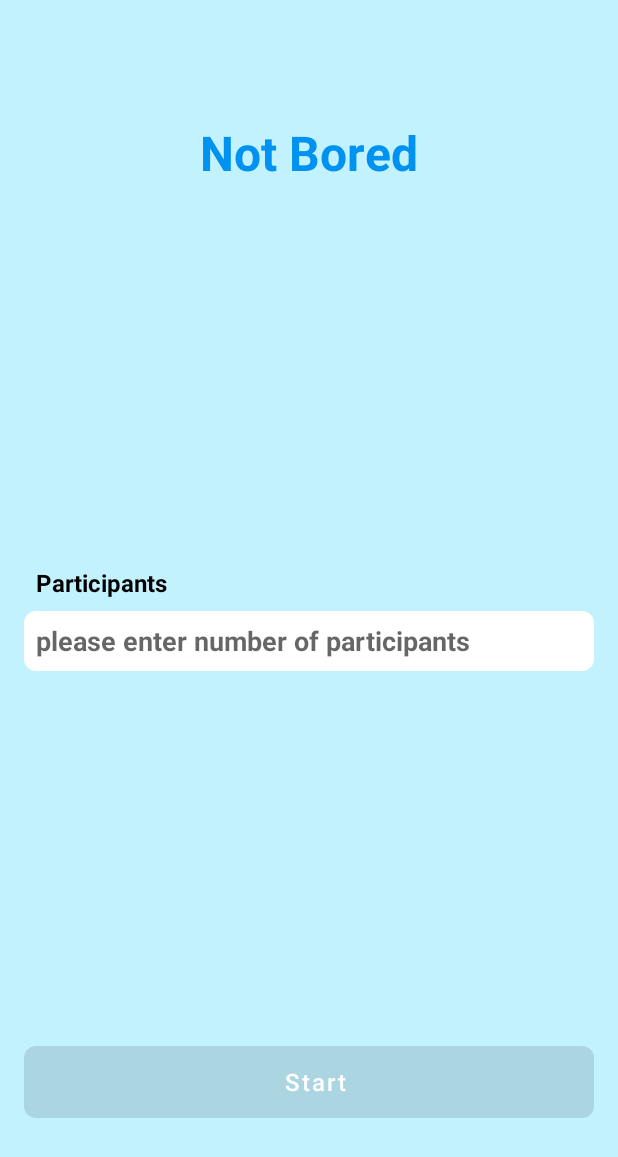
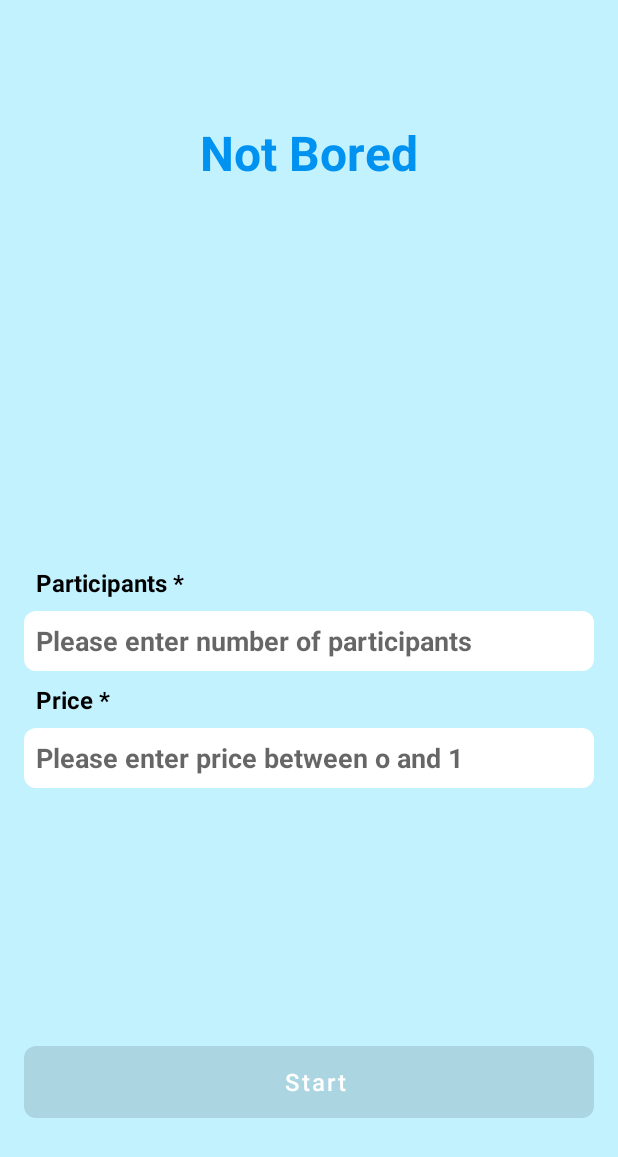
Before and after one commit to fjsalcedo22/Meli_Integrador2, an Android app: the layout activity_main.xml on its own in the app's theme, with its tools: preview values and no code run, on a phone screen of 412 x 824 dp. Shown: the top 1157 px of the screen. Run offline under Robolectric (Android 15) with nearby library versions, the phone set to English and light mode, and no system bars.

Commit message:
add functionality with the price

```diff
--- a/app/src/main/java/com/example/meli_integrador2/ui/Activities.kt
+++ b/app/src/main/java/com/example/meli_integrador2/ui/Activities.kt
@@ -13,6 +13,7 @@ class Activities : AppCompatActivity(), OnItemClickListener {
     private lateinit var binding: ActivityActivitiesBinding
     private lateinit var adapter: AdapterActivities
     private lateinit var participants: String
+    private lateinit var price: String
     override fun onCreate(savedInstanceState: Bundle?) {
         super.onCreate(savedInstanceState)
         binding = ActivityActivitiesBinding.inflate(layoutInflater)
@@ -33,6 +34,7 @@ class Activities : AppCompatActivity(), OnItemClickListener {
     override fun onResume() {
         super.onResume()
         participants = intent.getStringExtra(getString(R.string.key_number_participants)).toString()
+        price = intent.getStringExtra(getString(R.string.key_price)).toString()
     }
 
     override fun onItemClick(category: String) {
@@ -42,6 +44,7 @@ class Activities : AppCompatActivity(), OnItemClickListener {
     private fun intentToScreenTips(category: String? = null) {
         val intent = Intent(this, ScreenTips::class.java)
         intent.putExtra(getString(R.string.key_number_participants), participants)
+        intent.putExtra(getString(R.string.key_price), price)
         intent.putExtra(getString(R.string.key_type_category), category)
         startActivity(intent)
     }
--- a/app/src/main/java/com/example/meli_integrador2/webService/APIService.kt
+++ b/app/src/main/java/com/example/meli_integrador2/webService/APIService.kt
@@ -8,9 +8,9 @@ import retrofit2.http.Query
 interface APIService {
 
     @GET("activity")
-    suspend fun getActivity(@Query("type") typeActivity : String, @Query("participants") participants : String) : Response<Activity>
+    suspend fun getActivity(@Query("type") typeActivity : String, @Query("participants") participants : String, @Query("price") price : String) : Response<Activity>
 
     @GET("activity")
-    suspend fun getActivityRandom(@Query("participants") participants : String) : Response<Activity>
+    suspend fun getActivityRandom(@Query("participants") participants : String, @Query("price") price : String) : Response<Activity>
 
 }
--- a/app/src/main/res/layout/activity_main.xml
+++ b/app/src/main/res/layout/activity_main.xml
@@ -57,6 +57,42 @@
 
     </LinearLayout>
 
+
+    <LinearLayout
+        android:id="@+id/linearPrice"
+        android:layout_width="match_parent"
+        android:layout_height="wrap_content"
+        android:orientation="vertical"
+        android:layout_marginTop="8dp"
+        app:layout_constraintEnd_toEndOf="parent"
+        app:layout_constraintStart_toStartOf="parent"
+        app:layout_constraintTop_toBottomOf="@+id/linear">
+
+        <TextView
+            android:layout_width="match_parent"
+            android:layout_height="wrap_content"
+            android:paddingStart="8dp"
+            android:paddingEnd="0dp"
+            android:text="@string/text_view_price"
+            android:textColor="@color/black"
+            android:textSize="16sp"
+            android:textStyle="bold" />
+
+        <EditText
+            android:id="@+id/editTextPrice"
+            android:layout_width="match_parent"
+            android:layout_height="wrap_content"
+            android:layout_marginTop="8dp"
+            android:background="@drawable/background_edit_text_participants"
+            android:hint="@string/please_enter_price_between"
+            android:inputType="number"
+            android:maxLength="3"
+            android:paddingStart="8dp"
+            android:paddingEnd="0dp"
+            android:textStyle="bold" />
+
+    </LinearLayout>
+
     <LinearLayout
         android:layout_width="match_parent"
         android:layout_height="wrap_content"
--- a/app/src/main/res/values/strings.xml
+++ b/app/src/main/res/values/strings.xml
@@ -3,13 +3,15 @@
     <string name="app_title">Not Bored</string>
     <string name="app_name">Meli_Integrador2</string>
     <string name="tittleScreenHome">Not Bored</string>
-    <string name="participants">Participants</string>
+    <string name="participants">Participants *</string>
     <string name="inputNumberParticipants">Input Participants Number</string>
     <string name="buttonStart">Start</string>
     <string name="nameTermsAndConditions">Terms and conditions</string>
-    <string name="please_enter_number_of_participants">please enter number of participants</string>
+    <string name="please_enter_number_of_participants">Please enter number of participants</string>
+    <string name="please_enter_price_between">Please enter price between o and 1</string>
     <string name="please_enter_number_other_than_0">Please enter number other than 0</string>
     <string name="key_number_participants">numberParticipants</string>
+    <string name="key_price">price</string>
     <string name="key_type_category">typeCategory</string>
     <string name="description_image_button">image</string>
 
@@ -64,6 +66,7 @@
     <string name="try_again">Try Again</string>
     <string name="accept">Accept</string>
     <string name="no_accept">No Accept</string>
+    <string name="text_view_price">Price *</string>
 
 
 </resources>
```
Also changed, not shown: app/src/main/java/com/example/meli_integrador2/ui/MainActivity.kt (+17 -2 lines), app/src/main/java/com/example/meli_integrador2/ui/ScreenTips.kt (+15 -13 lines), app/src/main/java/com/example/meli_integrador2/utils/TextChangedListener.kt (+15 -4 lines).
